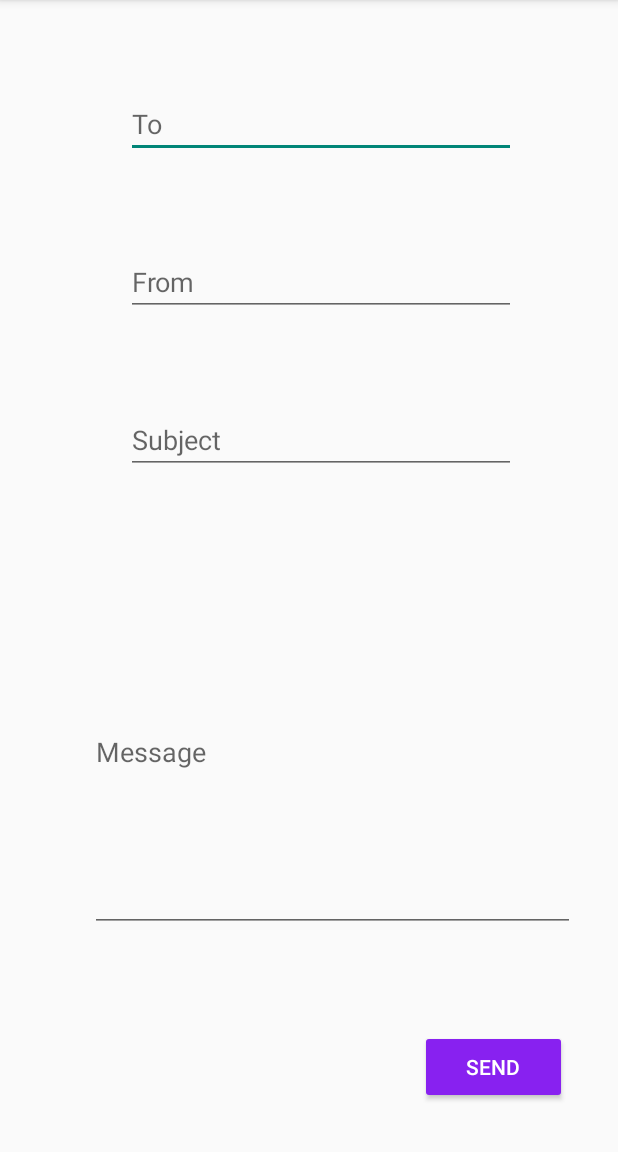
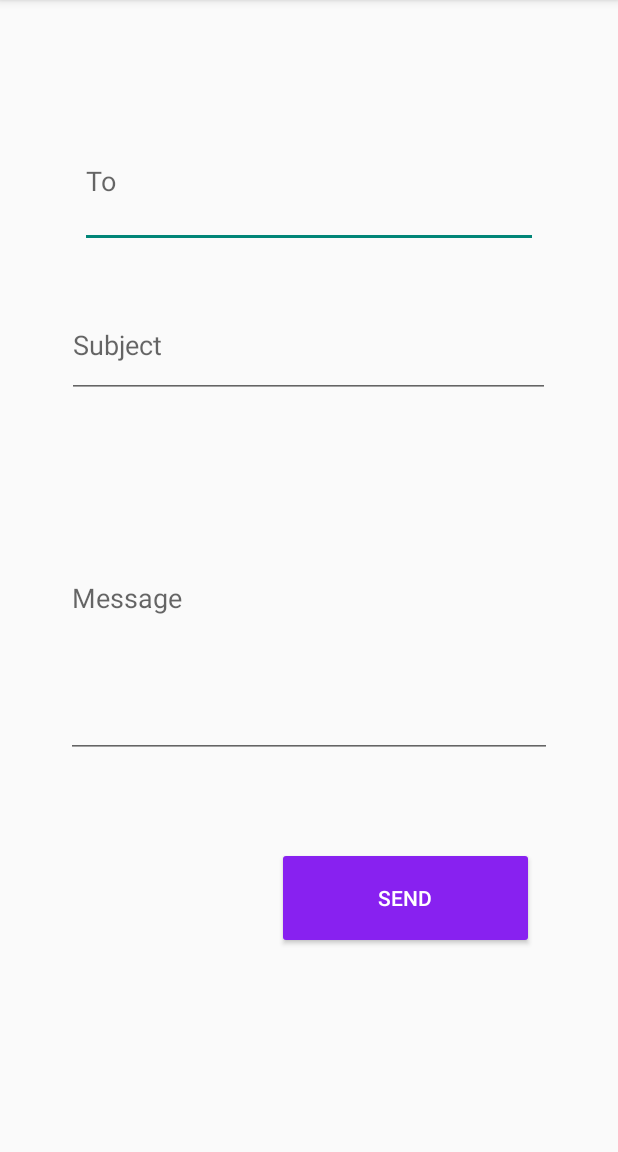
Before and after one commit to LihiniNawarathne/TutorFinderApp, an Android app: the Email screen opened directly, with no data from a screen before it, on a phone screen of 412 x 824 dp, the part 84-1236 px from its top. Run offline under Robolectric (Android 15) with nearby library versions, the light colour scheme and no system bars.

Commit message:
change tutor request class and email layout and add remove cardview

```diff
--- a/app/src/main/res/layout/activity_admin_email.xml
+++ b/app/src/main/res/layout/activity_admin_email.xml
@@ -8,61 +8,61 @@
 
     <EditText
         android:id="@+id/Adto"
-        android:layout_width="260dp"
-        android:layout_height="40sp"
-        android:layout_marginStart="84dp"
+        android:layout_width="305dp"
+        android:layout_height="89dp"
+        android:layout_marginStart="44dp"
+        android:layout_marginTop="76dp"
+        android:layout_marginEnd="44dp"
+        android:layout_marginBottom="30dp"
         android:ems="10"
         android:hint="@string/to"
         android:inputType="textPersonName"
-        app:layout_constraintBottom_toTopOf="@+id/Adfrom"
+        app:layout_constraintBottom_toTopOf="@+id/Adsub"
+        app:layout_constraintEnd_toEndOf="parent"
         app:layout_constraintStart_toStartOf="parent"
         app:layout_constraintTop_toTopOf="parent" />
 
     <EditText
-        android:id="@+id/Adfrom"
-        android:layout_width="260sp"
-        android:layout_height="40sp"
-        android:layout_marginStart="84dp"
+        android:id="@+id/Adsub"
+        android:layout_width="322dp"
+        android:layout_height="70dp"
+        android:layout_marginStart="46dp"
+        android:layout_marginEnd="46dp"
+        android:layout_marginBottom="27dp"
         android:ems="10"
-        android:hint="@string/from"
+        android:hint="@string/subject"
         android:inputType="textPersonName"
-        app:layout_constraintBottom_toTopOf="@+id/Adsub"
+        app:layout_constraintBottom_toTopOf="@+id/Ademail"
+        app:layout_constraintEnd_toEndOf="parent"
+        app:layout_constraintHorizontal_bias="0.666"
         app:layout_constraintStart_toStartOf="parent"
         app:layout_constraintTop_toBottomOf="@+id/Adto" />
 
     <EditText
-        android:id="@+id/Adsub"
-        android:layout_width="260sp"
-        android:layout_height="40sp"
-        android:layout_marginStart="84dp"
-        android:ems="10"
-        android:hint="@string/subject"
-        android:inputType="textPersonName"
-        app:layout_constraintBottom_toTopOf="@+id/Ademail"
-        app:layout_constraintStart_toStartOf="parent"
-        app:layout_constraintTop_toBottomOf="@+id/Adfrom" />
-
-    <EditText
         android:id="@+id/Ademail"
-        android:layout_width="323dp"
-        android:layout_height="240dp"
-        android:layout_marginStart="60dp"
+        android:layout_width="0dp"
+        android:layout_height="0dp"
+        android:layout_marginStart="44dp"
+        android:layout_marginEnd="44dp"
+        android:layout_marginBottom="59dp"
         android:ems="10"
         android:hint="@string/msg"
         android:inputType="textPersonName"
         app:layout_constraintBottom_toTopOf="@+id/AdemailSendBtn"
+        app:layout_constraintEnd_toEndOf="parent"
         app:layout_constraintStart_toStartOf="parent"
         app:layout_constraintTop_toBottomOf="@+id/Adsub" />
 
     <Button
         android:id="@+id/AdemailSendBtn"
-        android:layout_width="98dp"
-        android:layout_height="49dp"
-        android:layout_marginStart="280dp"
-        android:layout_marginBottom="32dp"
+        android:layout_width="171dp"
+        android:layout_height="68dp"
+        android:layout_marginEnd="56dp"
+        android:layout_marginBottom="135dp"
         android:backgroundTint="@color/purpleBtn"
         android:text="SEND"
         android:textColor="@color/white"
         app:layout_constraintBottom_toBottomOf="parent"
-        app:layout_constraintStart_toStartOf="parent" />
+        app:layout_constraintEnd_toEndOf="parent"
+        app:layout_constraintTop_toBottomOf="@+id/Ademail" />
 </androidx.constraintlayout.widget.ConstraintLayout>
```
Also changed, not shown: app/src/main/java/com/example/tutorfinder/Admin_adapters/TutorRequestAdapter.java (+16 -7 lines), app/src/main/java/com/example/tutorfinder/Admin_models/TutorRequestHandler.java (+60 -53 lines).
